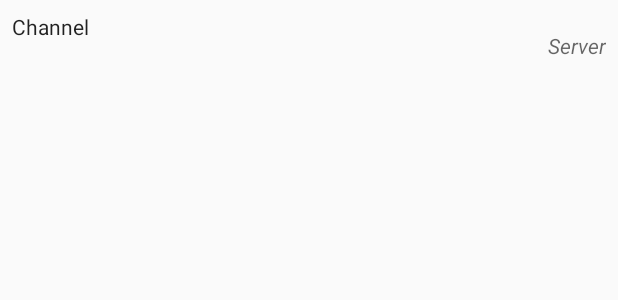
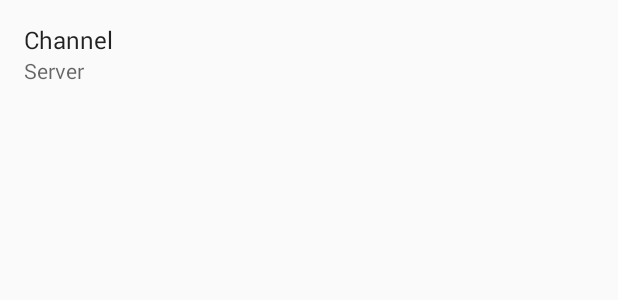
Before and after one commit to NavjotPanesar/IRCu, an Android app: the layout channel_list_item.xml on its own in the app's theme, with its tools: preview values and no code run, on a phone screen of 412 x 824 dp. Shown: the top 300 px of the screen. Run offline under Robolectric (Android 15) with nearby library versions, the phone set to English and light mode, and no system bars.

Commit message:
Channel side bar aligns more to material design standards

```diff
--- a/app/build.gradle
+++ b/app/build.gradle
@@ -5,6 +5,7 @@ dependencies {
     compile "com.android.support:appcompat-v7:21.0.0"
     compile "com.android.support:recyclerview-v7:21.0.0"
     compile 'pircbot:pircbot:1.5.0'
+    compile 'com.android.support:design:22.2.0'
 }
 android {
     compileSdkVersion 21
--- /dev/null
+++ b/app/src/main/java/ircu/navjotpanesar/com/ircu/widgets/RobotoRegularTextView.java
@@ -0,0 +1,34 @@
+package ircu.navjotpanesar.com.ircu.widgets;
+
+import android.content.Context;
+import android.graphics.Typeface;
+import android.util.AttributeSet;
+import android.widget.TextView;
+
+/**
+ * Created by Navjot on 5/31/2015.
+ */
+public class RobotoRegularTextView extends TextView {
+
+    public RobotoRegularTextView(Context context) {
+        super(context);
+        style(context);
+    }
+
+    public RobotoRegularTextView(Context context, AttributeSet attrs) {
+        super(context, attrs);
+        style(context);
+    }
+
+    public RobotoRegularTextView(Context context, AttributeSet attrs, int defStyle) {
+        super(context, attrs, defStyle);
+        style(context);
+    }
+
+    private void style(Context context) {
+        Typeface tf = Typeface.createFromAsset(context.getAssets(),
+                "Roboto-Regular.ttf");
+        setTypeface(tf);
+    }
+
+}
--- a/app/src/main/res/layout/activity_chat.xml
+++ b/app/src/main/res/layout/activity_chat.xml
@@ -27,7 +27,7 @@
     <FrameLayout
         android:id="@+id/left_drawer_container"
         android:layout_marginTop="?attr/actionBarSize"
-        android:layout_width="240dp"
+        android:layout_width="304dp"
         android:layout_height="match_parent"
         android:layout_gravity="start"
         android:background="#FAFAFA">
--- a/app/src/main/res/layout/channel_list_item.xml
+++ b/app/src/main/res/layout/channel_list_item.xml
@@ -1,34 +1,40 @@
 <?xml version="1.0" encoding="utf-8"?>
 
-<RelativeLayout xmlns:android="http://schemas.android.com/apk/res/android"
+<LinearLayout xmlns:android="http://schemas.android.com/apk/res/android"
     xmlns:tools="http://schemas.android.com/tools"
     android:layout_width="match_parent"
-    android:layout_height="48dp"
-    android:clickable="true"
-    android:focusable="true"
-    android:background="?android:attr/selectableItemBackground"
-    android:padding="8dp">
+    android:layout_height="72dp"
+    android:gravity="center_vertical"
+    android:orientation="vertical"
+    android:background="?android:attr/selectableItemBackground">
 
     <!--<ircu.navjotpanesar.com.ircu.widgets.RobotoMediumTextView-->
-    <TextView
+
+    <!--<ImageView-->
+        <!--android:id="@+id/channel_list_icon"-->
+        <!--android:src="@drawable/ic_send"-->
+        <!--android:layout_width="wrap_content"-->
+        <!--android:layout_height="wrap_content" />-->
+
+    <ircu.navjotpanesar.com.ircu.widgets.RobotoRegularTextView
+        android:id="@+id/channel_list_channelname"
         android:layout_width="wrap_content"
         android:layout_height="wrap_content"
         android:text="Channel"
-        android:textSize="@dimen/abc_text_size_small_material"
+        android:textSize="@dimen/abc_text_size_menu_material"
         android:textColor="?android:textColorPrimary"
-        android:id="@+id/channel_list_channelname" />
+        android:maxLines="1"
+        android:paddingEnd="16dp"
+        android:paddingStart="16dp" />
 
-    <TextView
+    <ircu.navjotpanesar.com.ircu.widgets.RobotoRegularTextView
+        android:id="@+id/channel_list_servername"
         android:layout_width="wrap_content"
         android:layout_height="wrap_content"
         android:text="Server"
-        android:textStyle="italic"
-        android:gravity="end"
-        android:layout_alignParentBottom="true"
         android:textColor="?android:textColorSecondary"
         android:textSize="@dimen/abc_text_size_small_material"
-        android:layout_marginStart="8dp"
-        android:layout_toEndOf="@+id/channel_list_channelname"
-        android:layout_alignParentEnd="true"
-        android:id="@+id/channel_list_servername" />
-</RelativeLayout>
+        android:maxLines="1"
+        android:paddingEnd="16dp"
+        android:paddingStart="16dp"/>
+</LinearLayout>
--- a/app/src/main/res/layout/fragment_channel_list.xml
+++ b/app/src/main/res/layout/fragment_channel_list.xml
@@ -14,6 +14,8 @@
     <android.support.v7.widget.RecyclerView
         android:layout_width="match_parent"
         android:layout_height="wrap_content"
+        android:paddingTop="8dp"
+        android:paddingBottom="8dp"
         android:id="@+id/channel_list"/>
 
 
```
Also changed, not shown: 1 other file.
